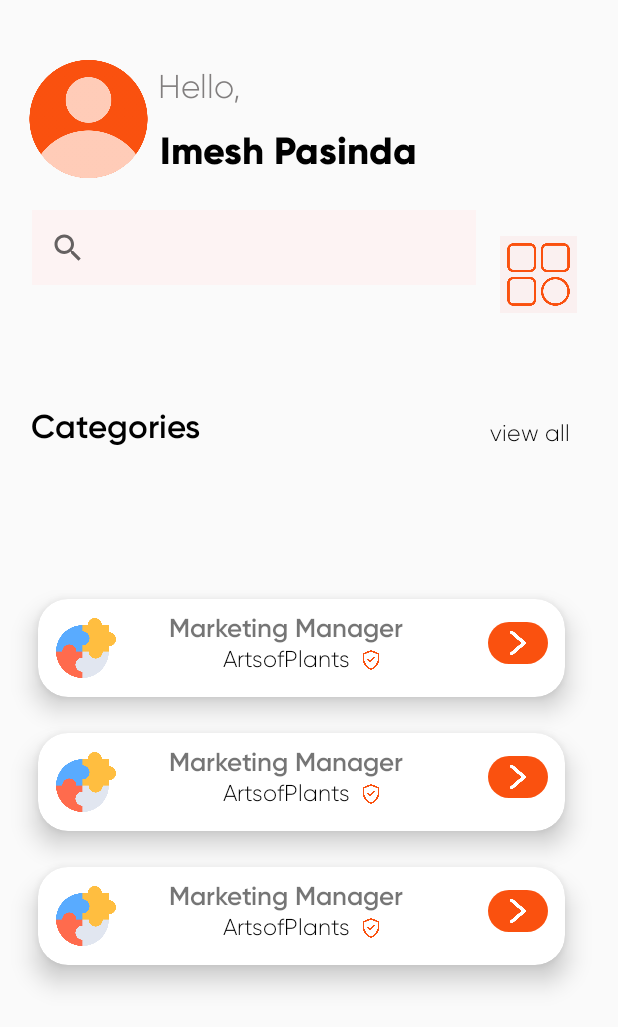
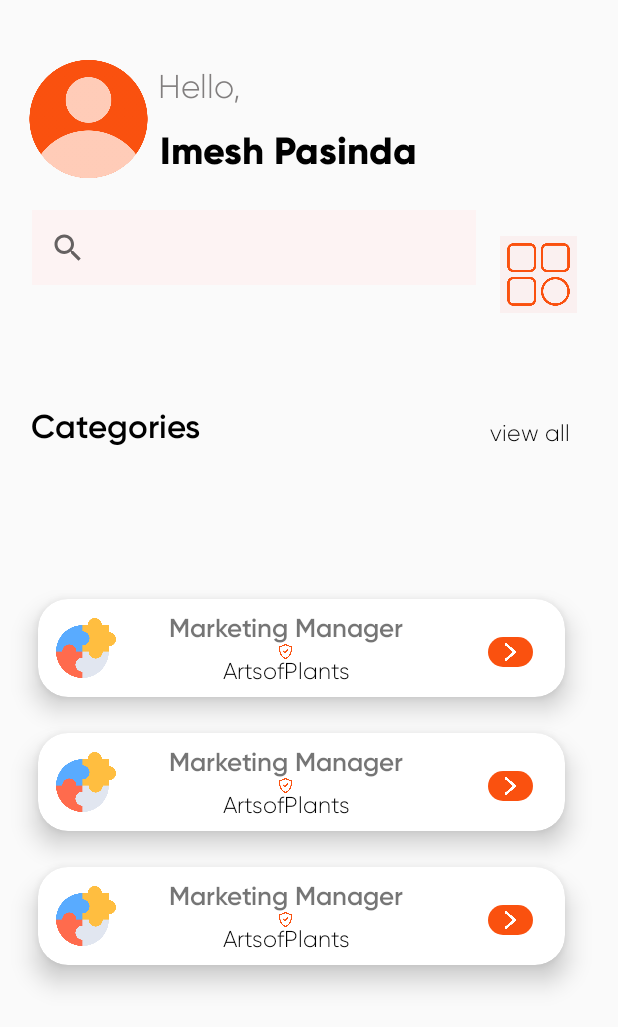
Before and after one commit to DarshiBuddhini/EmpowerMe, an Android app: the layout activity_job_portal.xml on its own in the app's theme, with its tools: preview values and no code run, on a phone screen of 412 x 824 dp. Shown: the top 1027 px of the screen. Run offline under Robolectric (Android 15) with nearby library versions, the phone set to English and light mode, and no system bars.

Commit message:
update portal_view.xml

```diff
--- a/app/src/main/res/layout/portal_view.xml
+++ b/app/src/main/res/layout/portal_view.xml
@@ -54,7 +54,7 @@
         android:layout_height="match_parent"
         android:layout_gravity="center"
         android:paddingLeft="-20sp"
-        android:paddingTop="30sp"
+        android:paddingTop="38sp"
         android:text="ArtsofPlants"
         android:textSize="15sp"
         android:fontFamily="@font/gilroy_light"
@@ -63,10 +63,10 @@
 
     <ImageButton
         android:id="@+id/fwd"
-        android:layout_width="40dp"
-        android:layout_height="28dp"
+        android:layout_width="30dp"
+        android:layout_height="20dp"
         android:layout_marginLeft="300dp"
-        android:layout_marginTop="15dp"
+        android:layout_marginTop="25dp"
         android:layout_marginRight="26dp"
         android:background="@drawable/round_corner"
         android:scaleType="fitCenter"
@@ -74,9 +74,9 @@
 
     <ImageView
         android:id="@+id/imageView"
-        android:layout_width="13dp"
-        android:layout_height="13dp"
-        android:layout_marginLeft="215dp"
-        android:layout_marginTop="34dp"
+        android:layout_width="10dp"
+        android:layout_height="10dp"
+        android:layout_marginLeft="160dp"
+        android:layout_marginTop="30dp"
         app:srcCompat="@drawable/verified" />
 </androidx.cardview.widget.CardView>
```
